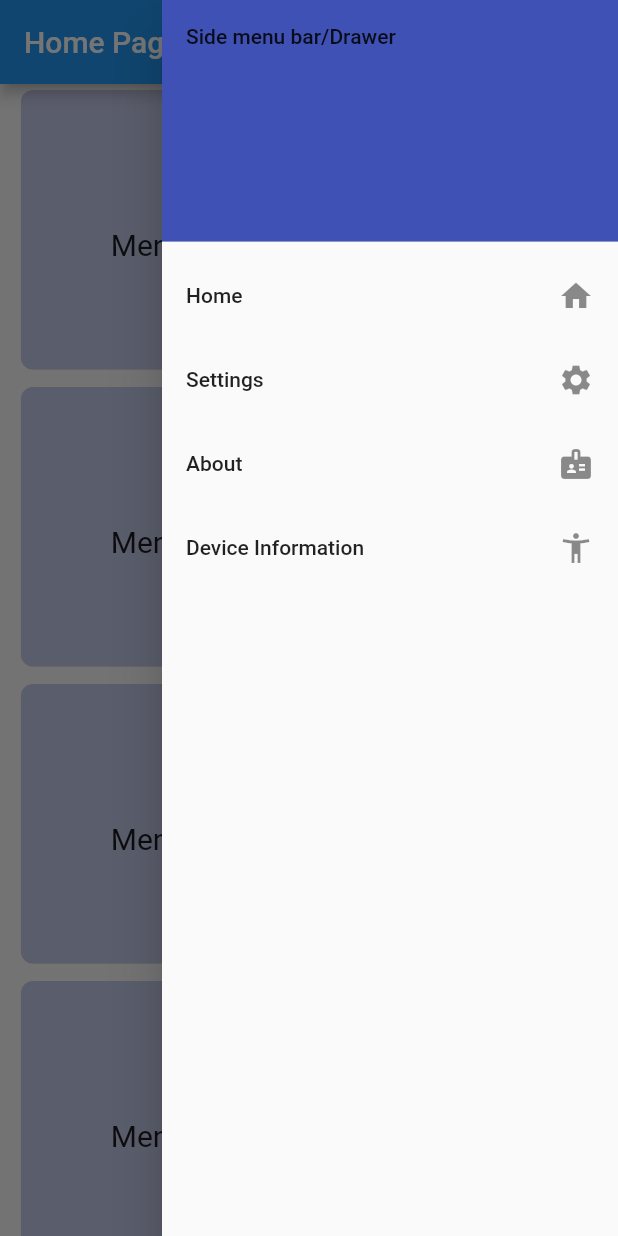
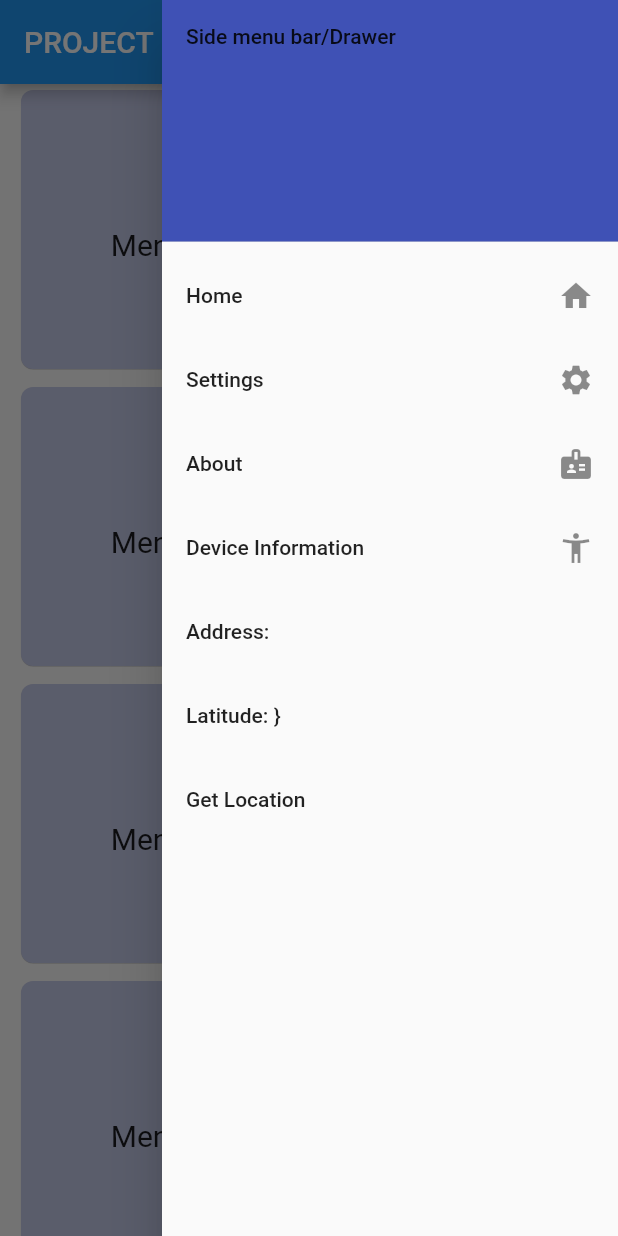
Before and after one commit to Rummonislam786/asit_project, a Flutter app: the screen it shows after launch, with the side drawer open, on a phone screen of 412 x 824 dp. Run offline on Flutter 3.47's test engine with Material 2 defaults, Android fonts, the phone set to English and light mode, and no system bars; our stand-ins replace geocoding, geolocator, google_fonts.

Commit message:
still working on it(Location)

```diff
--- a/lib/main.dart
+++ b/lib/main.dart
@@ -1,10 +1,11 @@
 // ignore_for_file: prefer_const_constructors
-
 import 'package:asit_project/aboutpage.dart';
 import 'package:flutter/material.dart';
 import 'Settings.dart';
 import 'secondscreen.dart';
 import 'package:google_fonts/google_fonts.dart';
+import 'package:geocoding/geocoding.dart';
+import 'package:geolocator/geolocator.dart';
 
 void main() {
   runApp(const MyApp());
@@ -26,28 +27,75 @@ class MyApp extends StatelessWidget {
           Theme.of(context).textTheme,
         ),
       ),
-      home: HomeScreen(title: title),
+      home: homepage(title: title),
     );
   }
 }
 
-class HomeScreen extends StatelessWidget {
-  const HomeScreen({
-    Key? key,
-    required this.title,
-  }) : super(key: key);
-
+class homepage extends StatefulWidget {
+  const homepage({Key? key, required this.title}) : super(key: key);
   final String title;
 
-  get aboutpage => null;
+  @override
+  _homepageState createState() => _homepageState();
+}
+
+class _homepageState extends State<homepage> {
+  String location = "";
+  String Address = "";
+  //Position? position;
+
+  Future<Position> _getGeoLocationPosition() async {
+    bool serviceEnabled;
+    LocationPermission permission;
+    // Test if location services are enabled.
+    serviceEnabled = await Geolocator.isLocationServiceEnabled();
+    if (!serviceEnabled) {
+      // Location services are not enabled don't continue
+      // accessing the position and request users of the
+      // App to enable the location services.
+      await Geolocator.openLocationSettings();
+      return Future.error('Location services are disabled.');
+    }
+    permission = await Geolocator.checkPermission();
+    if (permission == LocationPermission.denied) {
+      permission = await Geolocator.requestPermission();
+      if (permission == LocationPermission.denied) {
+        // Permissions are denied, next time you could try
+        // requesting permissions again (this is also where
+        // Android's shouldShowRequestPermissionRationale
+        // returned true. According to Android guidelines
+        // your App should show an explanatory UI now.
+        return Future.error('Location permissions are denied');
+      }
+    }
+    if (permission == LocationPermission.deniedForever) {
+      // Permissions are denied forever, handle appropriately.
+      return Future.error(
+          'Location permissions are permanently denied, we cannot request permissions.');
+    }
+    // When we reach here, permissions are granted and we can
+    // continue accessing the position of the device.
+    return await Geolocator.getCurrentPosition(
+        desiredAccuracy: LocationAccuracy.high);
+  }
+
+  Future<void> GetAddressFromLatLong(Position position) async {
+    List<Placemark> placemarks =
+        await placemarkFromCoordinates(position.latitude, position.longitude);
+    print(placemarks);
+    Placemark place = placemarks[0];
+    Address =
+        '${place.street}, ${place.subLocality}, ${place.locality}, ${place.postalCode}, ${place.country}';
+    setState(() {});
+  }
 
   @override
   Widget build(BuildContext context) {
     return Scaffold(
       appBar: AppBar(
-        title: Text(title),
+        title: Text("PROJECT"),
       ),
-      body: MainMenuBody(),
       endDrawer: Drawer(
         child: ListView(
           padding: EdgeInsets.zero,
@@ -56,7 +104,7 @@ class HomeScreen extends StatelessWidget {
               decoration: BoxDecoration(
                 color: Colors.indigo,
               ),
-              child: Text("Side menu bar/Drawer"),
+              child: Text("Side menu bar/Drawer $Address"),
             ),
             ListTile(
               title: Text("Home"),
@@ -86,10 +134,26 @@ class HomeScreen extends StatelessWidget {
               onTap: () {},
               trailing: Icon(Icons.accessibility_new),
             ),
-
+            ListTile(
+              title: Text("Address: $Address"),
+            ),
+            ListTile(
+              title: Text("Latitude: } "),
+            ),
+            Center(
+              child: ListTile(
+                  onTap: () async {
+                    Position position = await _getGeoLocationPosition();
+                    location =
+                        'Lat: ${position.latitude} , Long: ${position.longitude}';
+                    GetAddressFromLatLong(position);
+                  },
+                  title: Text("Get Location $location")),
+            )
           ],
         ),
       ),
+      body: MainMenuBody(),
     );
   }
 }
--- a/pubspec.yaml
+++ b/pubspec.yaml
@@ -36,6 +36,8 @@ dependencies:
   cupertino_icons: ^1.0.2
   google_fonts: ^2.2.0
   location: ^4.3.0
+  geolocator: ^8.0.5
+  geocoding: ^2.0.2
 
 dev_dependencies:
   flutter_test:
```
Also changed, not shown: lib/locationpage.dart (added), pubspec.lock, 1 other file.
